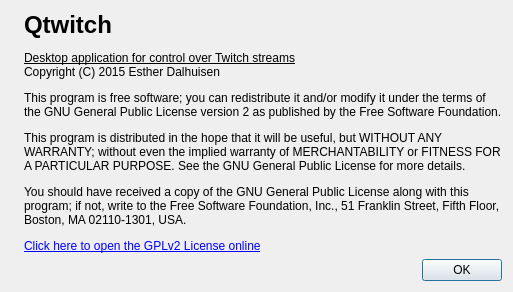
This is src/forms/main_about.ui in wakeofluna/qlivestream as Qt 5 draws it before an edit. The edited form follows.
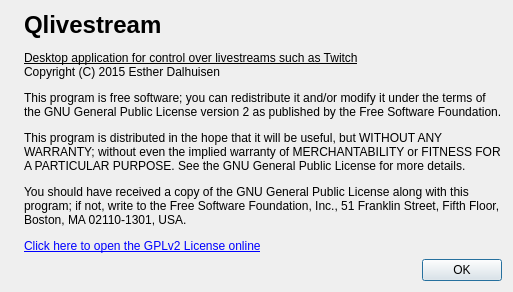
This is the edited form.

Commit message: Rename to Qlivestream to support more services than just Twitch

Diff of the .ui file:
```diff
--- a/src/forms/main_about.ui
+++ b/src/forms/main_about.ui
@@ -35,7 +35,7 @@
      <item>
       <widget class="QLabel" name="lblInfo">
        <property name="text">
-        <string>&lt;html&gt;&lt;head/&gt;&lt;body&gt;&lt;p&gt;&lt;span style=&quot; font-size:xx-large; font-weight:600;&quot;&gt;Qtwitch&lt;/span&gt;&lt;/p&gt;&lt;p&gt;&lt;span style=&quot; text-decoration: underline;&quot;&gt;Desktop application for control over Twitch streams&lt;/span&gt;&lt;br/&gt;Copyright (C) 2015  Esther Dalhuisen&lt;/p&gt;&lt;p&gt;This program is free software; you can redistribute it and/or modify it under the terms of the GNU General Public License version 2 as published by the Free Software Foundation.&lt;/p&gt;&lt;p&gt;This program is distributed in the hope that it will be useful, but WITHOUT ANY WARRANTY; without even the implied warranty of MERCHANTABILITY or FITNESS FOR A PARTICULAR PURPOSE. See the GNU General Public License for more details.&lt;/p&gt;&lt;p&gt;You should have received a copy of the GNU General Public License along with this program; if not, write to the Free Software Foundation, Inc., 51 Franklin Street, Fifth Floor, Boston, MA 02110-1301, USA.&lt;/p&gt;&lt;p&gt;&lt;a href=&quot;http://www.gnu.org/licenses/gpl-2.0.html&quot;&gt;&lt;span style=&quot; text-decoration: underline; color:#0000ff;&quot;&gt;Click here to open the GPLv2 License online&lt;/span&gt;&lt;/a&gt;&lt;/p&gt;&lt;/body&gt;&lt;/html&gt;</string>
+        <string>&lt;html&gt;&lt;head/&gt;&lt;body&gt;&lt;p&gt;&lt;span style=&quot; font-size:xx-large; font-weight:600;&quot;&gt;Qlivestream&lt;/span&gt;&lt;/p&gt;&lt;p&gt;&lt;span style=&quot; text-decoration: underline;&quot;&gt;Desktop application for control over livestreams such as Twitch&lt;/span&gt;&lt;br/&gt;Copyright (C) 2015 Esther Dalhuisen&lt;/p&gt;&lt;p&gt;This program is free software; you can redistribute it and/or modify it under the terms of the GNU General Public License version 2 as published by the Free Software Foundation.&lt;/p&gt;&lt;p&gt;This program is distributed in the hope that it will be useful, but WITHOUT ANY WARRANTY; without even the implied warranty of MERCHANTABILITY or FITNESS FOR A PARTICULAR PURPOSE. See the GNU General Public License for more details.&lt;/p&gt;&lt;p&gt;You should have received a copy of the GNU General Public License along with this program; if not, write to the Free Software Foundation, Inc., 51 Franklin Street, Fifth Floor, Boston, MA 02110-1301, USA.&lt;/p&gt;&lt;p&gt;&lt;a href=&quot;http://www.gnu.org/licenses/gpl-2.0.html&quot;&gt;&lt;span style=&quot; text-decoration: underline; color:#0000ff;&quot;&gt;Click here to open the GPLv2 License online&lt;/span&gt;&lt;/a&gt;&lt;/p&gt;&lt;/body&gt;&lt;/html&gt;</string>
        </property>
        <property name="alignment">
         <set>Qt::AlignLeading|Qt::AlignLeft|Qt::AlignTop</set>
```
The commit also changes 11 other files.
